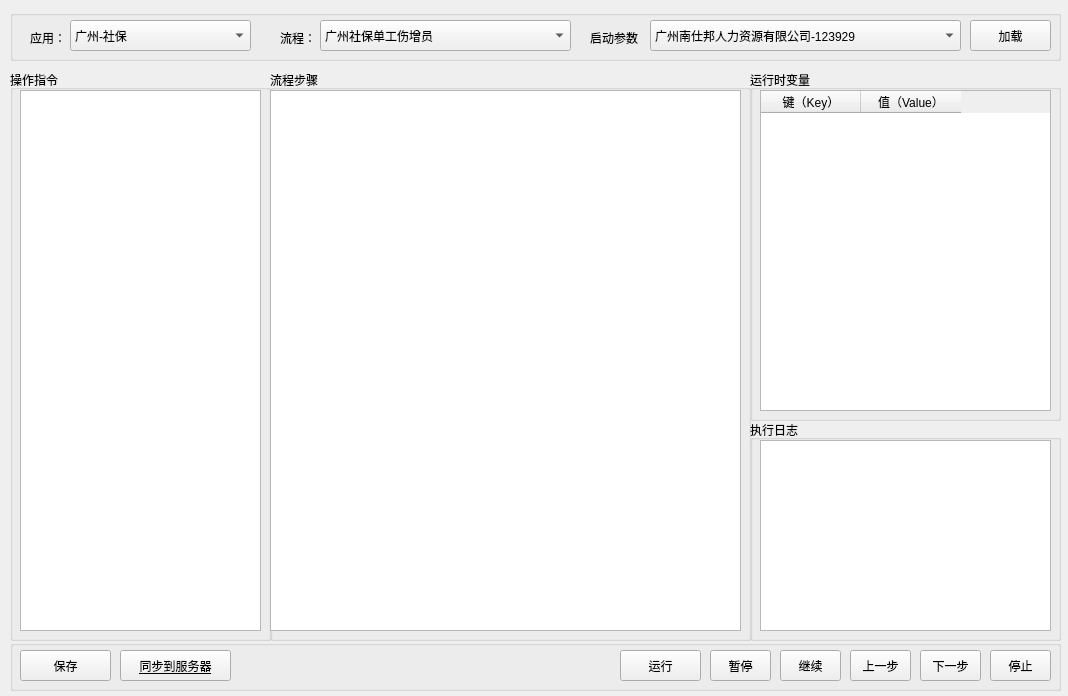
Qt form src/seebot/seebot/ide/main.ui (itishsy/seebot) before a commit.
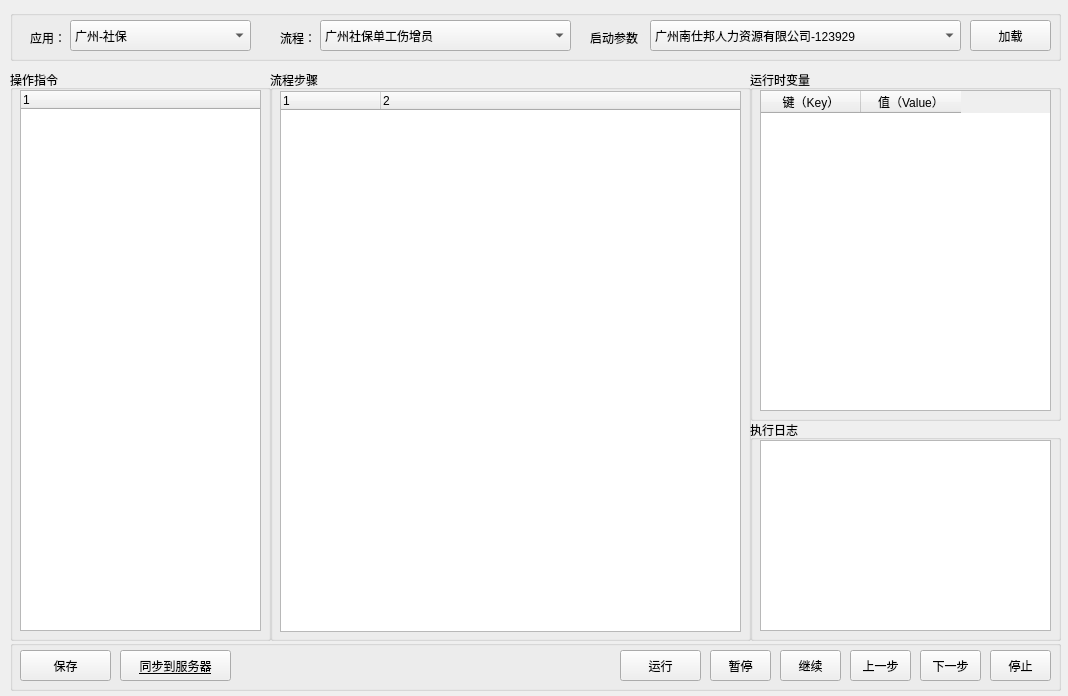
The same form after that commit.

Diff of the .ui file:
```diff
--- a/src/seebot/seebot/ide/main.ui
+++ b/src/seebot/seebot/ide/main.ui
@@ -40,27 +40,6 @@
       <height>541</height>
      </rect>
     </property>
-    <property name="styleSheet">
-     <string notr="true"/>
-    </property>
-    <property name="editTriggers">
-     <set>QAbstractItemView::NoEditTriggers</set>
-    </property>
-    <property name="dragEnabled">
-     <bool>true</bool>
-    </property>
-    <property name="dragDropOverwriteMode">
-     <bool>false</bool>
-    </property>
-    <property name="dragDropMode">
-     <enum>QAbstractItemView::DragOnly</enum>
-    </property>
-    <property name="defaultDropAction">
-     <enum>Qt::IgnoreAction</enum>
-    </property>
-    <attribute name="headerVisible">
-     <bool>false</bool>
-    </attribute>
     <column>
      <property name="text">
       <string notr="true">1</string>
@@ -291,56 +270,20 @@
    <widget class="QTreeWidget" name="trw_steps">
     <property name="geometry">
      <rect>
-      <x>0</x>
-      <y>20</y>
-      <width>471</width>
+      <x>10</x>
+      <y>21</y>
+      <width>461</width>
       <height>541</height>
      </rect>
     </property>
-    <property name="acceptDrops">
-     <bool>true</bool>
-    </property>
-    <property name="styleSheet">
-     <string notr="true"/>
-    </property>
-    <property name="frameShape">
-     <enum>QFrame::StyledPanel</enum>
-    </property>
-    <property name="editTriggers">
-     <set>QAbstractItemView::NoEditTriggers</set>
-    </property>
-    <property name="dragEnabled">
-     <bool>true</bool>
-    </property>
-    <property name="dragDropMode">
-     <enum>QAbstractItemView::DragOnly</enum>
-    </property>
-    <property name="selectionMode">
-     <enum>QAbstractItemView::ExtendedSelection</enum>
-    </property>
-    <attribute name="headerVisible">
-     <bool>false</bool>
-    </attribute>
     <column>
      <property name="text">
-      <string notr="true">步骤</string>
+      <string>1</string>
      </property>
     </column>
     <column>
      <property name="text">
-      <string>指令</string>
-     </property>
-     <property name="font">
-      <font>
-       <italic>true</italic>
-      </font>
-     </property>
-     <property name="background">
-      <color>
-       <red>170</red>
-       <green>85</green>
-       <blue>127</blue>
-      </color>
+      <string>2</string>
      </property>
     </column>
    </widget>
```
